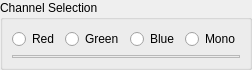
This is src/terralib/qt/widgets/se/ui/ChannelSelectionWidgetForm.ui in claudiobogossian/terralib5 as Qt 5 draws it before an edit. The edited form follows.
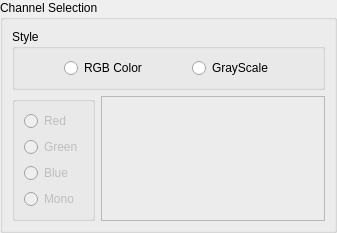
This is the edited form.

Patch:
```diff
--- a/src/terralib/qt/widgets/se/ui/ChannelSelectionWidgetForm.ui
+++ b/src/terralib/qt/widgets/se/ui/ChannelSelectionWidgetForm.ui
@@ -6,14 +6,14 @@
    <rect>
     <x>0</x>
     <y>0</y>
-    <width>228</width>
-    <height>70</height>
+    <width>337</width>
+    <height>205</height>
    </rect>
   </property>
   <property name="windowTitle">
    <string>Channel Selection</string>
   </property>
-  <layout class="QGridLayout" name="gridLayout_3">
+  <layout class="QGridLayout" name="gridLayout_5">
    <property name="margin">
     <number>0</number>
    </property>
@@ -25,42 +25,76 @@
      <property name="flat">
       <bool>false</bool>
      </property>
+     <layout class="QGridLayout" name="gridLayout_6">
+      <property name="margin">
+       <number>9</number>
+      </property>
+      <item row="0" column="0">
      <layout class="QGridLayout" name="gridLayout_4">
+        <item row="1" column="0">
+         <layout class="QGridLayout" name="gridLayout_3">
       <item row="0" column="0">
-       <layout class="QGridLayout" name="gridLayout_2">
-        <item row="0" column="0">
+           <widget class="QGroupBox" name="m_bandGroupBox">
+            <property name="enabled">
+             <bool>true</bool>
+            </property>
+            <property name="title">
+             <string/>
+            </property>
          <layout class="QGridLayout" name="gridLayout">
           <item row="0" column="0">
            <widget class="QRadioButton" name="m_redRadioButton">
+               <property name="enabled">
+                <bool>false</bool>
+               </property>
             <property name="text">
              <string>Red</string>
             </property>
-           </widget>
-          </item>
-          <item row="0" column="1">
+               <property name="autoExclusive">
+                <bool>true</bool>
+               </property>
+              </widget>
+             </item>
+             <item row="1" column="0">
            <widget class="QRadioButton" name="m_greenRadioButton">
+               <property name="enabled">
+                <bool>false</bool>
+               </property>
             <property name="text">
              <string>Green</string>
             </property>
-           </widget>
-          </item>
-          <item row="0" column="2">
+               <property name="autoExclusive">
+                <bool>true</bool>
+               </property>
+              </widget>
+             </item>
+             <item row="2" column="0">
            <widget class="QRadioButton" name="m_blueRadioButton">
+               <property name="enabled">
+                <bool>false</bool>
+               </property>
             <property name="text">
              <string>Blue</string>
             </property>
-           </widget>
-          </item>
-          <item row="0" column="3">
+               <property name="autoExclusive">
+                <bool>true</bool>
+               </property>
+              </widget>
+             </item>
+             <item row="3" column="0">
            <widget class="QRadioButton" name="m_monoRadioButton">
+               <property name="enabled">
+                <bool>false</bool>
+               </property>
             <property name="text">
              <string>Mono</string>
             </property>
            </widget>
           </item>
          </layout>
-        </item>
-        <item row="1" column="0">
+           </widget>
+          </item>
+          <item row="0" column="1">
          <widget class="QFrame" name="m_frame">
           <property name="sizePolicy">
            <sizepolicy hsizetype="MinimumExpanding" vsizetype="Preferred">
@@ -74,6 +108,71 @@
           <property name="frameShadow">
            <enum>QFrame::Raised</enum>
           </property>
+            <zorder>groupBox</zorder>
+           </widget>
+          </item>
+         </layout>
+        </item>
+        <item row="0" column="0">
+         <widget class="QGroupBox" name="groupBox">
+          <property name="title">
+           <string>Style</string>
+          </property>
+          <layout class="QGridLayout" name="gridLayout_2">
+           <item row="0" column="0">
+            <spacer name="horizontalSpacer">
+             <property name="orientation">
+              <enum>Qt::Horizontal</enum>
+             </property>
+             <property name="sizeHint" stdset="0">
+              <size>
+               <width>40</width>
+               <height>20</height>
+              </size>
+             </property>
+            </spacer>
+           </item>
+           <item row="0" column="3">
+            <spacer name="horizontalSpacer_2">
+             <property name="orientation">
+              <enum>Qt::Horizontal</enum>
+             </property>
+             <property name="sizeHint" stdset="0">
+              <size>
+               <width>40</width>
+               <height>20</height>
+              </size>
+             </property>
+            </spacer>
+           </item>
+           <item row="0" column="5">
+            <spacer name="horizontalSpacer_3">
+             <property name="orientation">
+              <enum>Qt::Horizontal</enum>
+             </property>
+             <property name="sizeHint" stdset="0">
+              <size>
+               <width>40</width>
+               <height>20</height>
+              </size>
+             </property>
+            </spacer>
+           </item>
+           <item row="0" column="1">
+            <widget class="QRadioButton" name="m_rgbColorRadioButton">
+             <property name="text">
+              <string>RGB Color</string>
+             </property>
+            </widget>
+           </item>
+           <item row="0" column="4">
+            <widget class="QRadioButton" name="m_grayScaleRadioButton">
+             <property name="text">
+              <string>GrayScale</string>
+             </property>
+            </widget>
+           </item>
+          </layout>
          </widget>
         </item>
        </layout>
```
Lines whose indentation alone changed are shown as unchanged.
